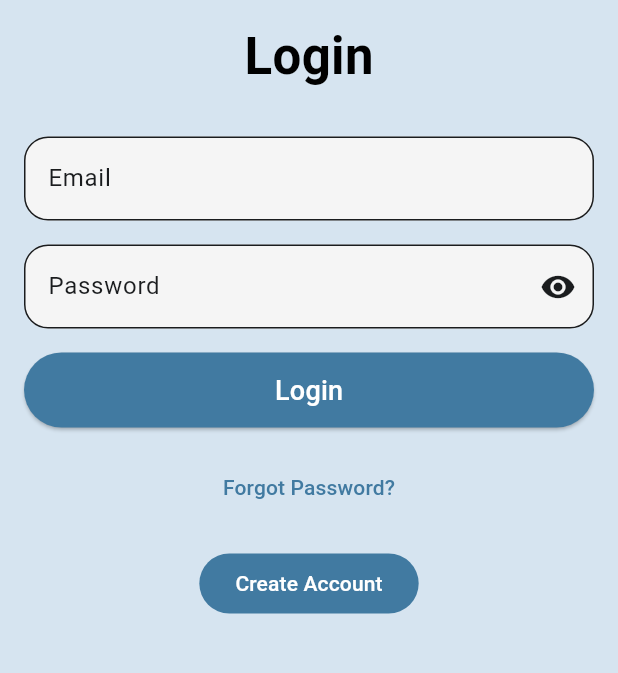
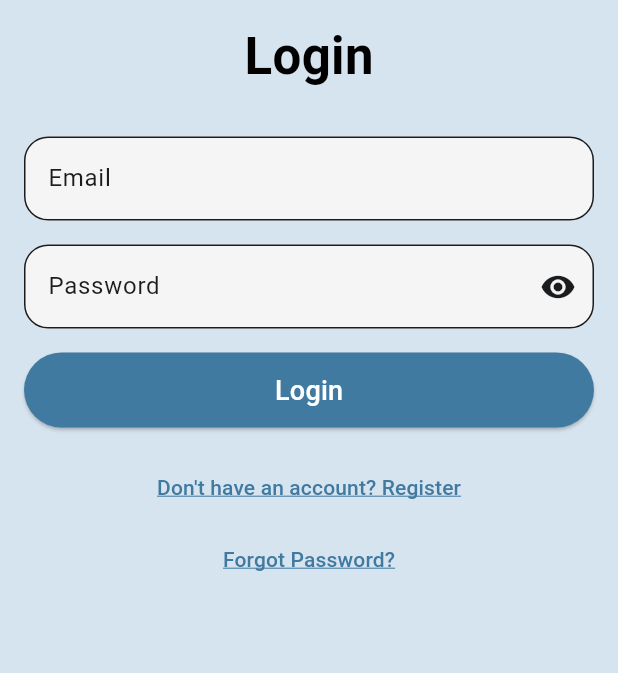
Before and after one commit to KarloK34/LinOS, a Flutter app: the screen it shows after launch, on a phone screen of 412 x 824 dp, the part 264-937 px from its top. Run offline on Flutter 3.47's test engine with Material 3 defaults, Android fonts, the phone set to English and light mode, and no system bars; our stand-ins replace equatable, firebase_auth, firebase_core, flutter_bloc, get_it, go_router and 5 more; accounts and stored records are empty; generated files the repository leaves out were written again.

Commit message:
Implemented forgot password flow

```diff
--- a/lib/core/navigation/app_router_config.dart
+++ b/lib/core/navigation/app_router_config.dart
@@ -4,6 +4,7 @@ import 'package:injectable/injectable.dart';
 import 'package:linos/core/navigation/main_page.dart';
 import 'package:linos/features/auth/cubit/auth_cubit.dart';
 import 'package:linos/features/auth/cubit/auth_state.dart';
+import 'package:linos/features/auth/presentation/screens/forgot_password_page.dart';
 import 'package:linos/features/auth/presentation/screens/login_page.dart';
 import 'package:linos/features/auth/presentation/screens/register_page.dart';
 
@@ -12,22 +13,28 @@ class AppRouterConfig {
   static const String mainPage = '/main_page';
   static const String login = '/login';
   static const String register = '/register';
+  static const String forgotPassword = '$login/forgot_password';
 
   GoRouter get router => GoRouter(
     initialLocation: login,
     routes: [
       GoRoute(path: mainPage, builder: (context, state) => const MainPage()),
-      GoRoute(path: login, builder: (context, state) => const LoginPage()),
+      GoRoute(
+        path: login,
+        builder: (context, state) => const LoginPage(),
+        routes: [GoRoute(path: 'forgot_password', builder: (context, state) => const ForgotPasswordPage())],
+      ),
       GoRoute(path: register, builder: (context, state) => const RegisterPage()),
     ],
     redirect: (context, state) {
       final authState = context.read<AuthCubit>().state;
       final isLoginRoute = state.matchedLocation == login;
       final isRegisterRoute = state.matchedLocation == register;
+      final isForgotPasswordRoute = state.matchedLocation == forgotPassword;
 
       return switch (authState) {
         Authenticated() when isLoginRoute || isRegisterRoute => mainPage,
-        Unauthenticated() when !isLoginRoute && !isRegisterRoute => login,
+        Unauthenticated() when !isLoginRoute && !isRegisterRoute && !isForgotPasswordRoute => login,
         _ => null,
       };
     },
--- a/lib/features/auth/presentation/screens/login_page.dart
+++ b/lib/features/auth/presentation/screens/login_page.dart
@@ -43,15 +43,28 @@ class LoginPage extends StatelessWidget {
                 BlocProvider(create: (context) => LoginFormCubit(), child: const LoginForm()),
                 const SizedBox(height: 16.0),
                 TextButton(
+                  onPressed: () => context.go(AppRouterConfig.register),
+                  child: Text(
+                    context.l10n.loginPage_createAccountButton,
+                    style: context.theme.textTheme.titleSmall?.copyWith(
+                      color: context.theme.colorScheme.primary,
+                      decoration: TextDecoration.underline,
+                      decorationColor: context.theme.colorScheme.primary,
+                    ),
+                  ),
+                ),
+                TextButton(
                   onPressed: () {
-                    // Handle forgot password logic here
+                    context.push(AppRouterConfig.forgotPassword);
                   },
-                  child: Text(context.l10n.loginPage_forgotPasswordButton),
-                ),
-                const SizedBox(height: 16.0),
-                FilledButton(
-                  onPressed: () => context.go(AppRouterConfig.register),
-                  child: Text(context.l10n.loginPage_createAccountButton),
+                  child: Text(
+                    context.l10n.loginPage_forgotPasswordButton,
+                    style: context.theme.textTheme.titleSmall?.copyWith(
+                      color: context.theme.colorScheme.primary,
+                      decoration: TextDecoration.underline,
+                      decorationColor: context.theme.colorScheme.primary,
+                    ),
+                  ),
                 ),
                 const Spacer(),
               ],
--- a/lib/l10n/app_en.arb
+++ b/lib/l10n/app_en.arb
@@ -4,7 +4,7 @@
     "loginPage_title": "Login",
     "loginPage_loginButton": "Login",
     "loginPage_forgotPasswordButton": "Forgot Password?",
-    "loginPage_createAccountButton": "Create Account",
+    "loginPage_createAccountButton": "Don't have an account? Register",
     "loginPage_error_invalidCredentials": "Invalid email or password.",
     "mainPage_unknownPage": "Unknown Page",
     "mainPage_homeLabel": "Home",
@@ -89,5 +89,10 @@
     "auth_error_weakPassword": "Password is too weak.",
     "auth_error_userDisabled": "This user has been disabled.",
     "auth_error_tooManyRequests": "Too many attempts. Please try again later.",
-    "auth_error_default": "An error occurred. Please try again."
+    "auth_error_default": "An error occurred. Please try again.",
+    "forgotPassword_title": "Forgot Password",
+    "forgotPassword_description": "Enter your email to reset your password.",
+    "forgotPassword_successMessage": "Password reset successful. Please check your email for a new login link.",
+    "forgotPassword_resetButton": "Reset Password",
+    "registerPage_loginButton": "Already have an account? Login"
 }
--- a/lib/l10n/app_localizations.dart
+++ b/lib/l10n/app_localizations.dart
@@ -125,7 +125,7 @@ abstract class AppLocalizations {
   /// No description provided for @loginPage_createAccountButton.
   ///
   /// In en, this message translates to:
-  /// **'Create Account'**
+  /// **'Don\'t have an account? Register'**
   String get loginPage_createAccountButton;
 
   /// No description provided for @loginPage_error_invalidCredentials.
@@ -637,6 +637,36 @@ abstract class AppLocalizations {
   /// In en, this message translates to:
   /// **'An error occurred. Please try again.'**
   String get auth_error_default;
+
+  /// No description provided for @forgotPassword_title.
+  ///
+  /// In en, this message translates to:
+  /// **'Forgot Password'**
+  String get forgotPassword_title;
+
+  /// No description provided for @forgotPassword_description.
+  ///
+  /// In en, this message translates to:
+  /// **'Enter your email to reset your password.'**
+  String get forgotPassword_description;
+
+  /// No description provided for @forgotPassword_successMessage.
+  ///
+  /// In en, this message translates to:
+  /// **'Password reset successful. Please check your email for a new login link.'**
+  String get forgotPassword_successMessage;
+
+  /// No description provided for @forgotPassword_resetButton.
+  ///
+  /// In en, this message translates to:
+  /// **'Reset Password'**
+  String get forgotPassword_resetButton;
+
+  /// No description provided for @registerPage_loginButton.
+  ///
+  /// In en, this message translates to:
+  /// **'Already have an account? Login'**
+  String get registerPage_loginButton;
 }
 
 class _AppLocalizationsDelegate
```
Also changed, not shown: lib/features/auth/presentation/forgot_password/cubit/forgot_password_cubit.dart (added, +35 -0 lines), lib/features/auth/presentation/forgot_password/cubit/forgot_password_state.dart (added, +23 -0 lines), lib/features/auth/presentation/forgot_password/widgets/forgot_password.form.dart (added, +77 -0 lines), lib/features/auth/presentation/screens/forgot_password_page.dart (added, +46 -0 lines), lib/features/auth/presentation/screens/register_page.dart (+15 -5 lines), lib/l10n/app_hr.arb (+7 -2 lines), lib/l10n/app_localizations_en.dart (+19 -1 lines), lib/l10n/app_localizations_hr.dart (+18 -1 lines).
